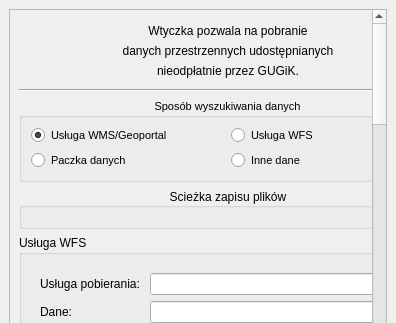
Above: pobieracz_danych_gugik_base.ui from envirosolutionspl/pobieracz_danych_gugik before the change; both pictures show x 0 to 396 and y 0 to 323 of the 396 by 903 pixel window. Below: the same form after it.
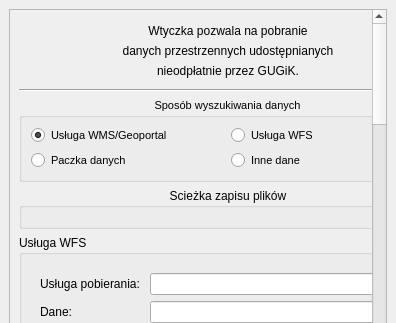
That is the form after the change. Icons and pictures are not drawn. Custom widgets are drawn as their Qt base class.

Commit message: fixes #164; Przywrocono zmiany do naprawy UI w ciemnym motywie

```diff
--- a/pobieracz_danych_gugik_base.ui
+++ b/pobieracz_danych_gugik_base.ui
@@ -144,9 +144,9 @@
           <property name="title">
            <string>Sposób wyszukiwania danych</string>
           </property>
-          <property name="alignment">
-           <set>Qt::AlignCenter</set>
-          </property>
+             <property name="alignment">
+              <set>Qt::AlignHCenter|Qt::AlignTop</set>
+			</property>  
           <layout class="QHBoxLayout" name="horizontalLayout_6">
            <item>
             <layout class="QGridLayout" name="gridLayout_8">
@@ -204,8 +204,8 @@
            <string>Scieżka zapisu plików</string>
           </property>
           <property name="alignment">
-           <set>Qt::AlignCenter</set>
-          </property>
+              <set>Qt::AlignHCenter|Qt::AlignTop</set>
+             </property>  
           <layout class="QVBoxLayout" name="verticalLayout_4">
            <item>
             <widget class="QgsFileWidget" name="folder_fileWidget"/>
```
Left out of the diff: 46 changed lines with no effect on the pictures.
